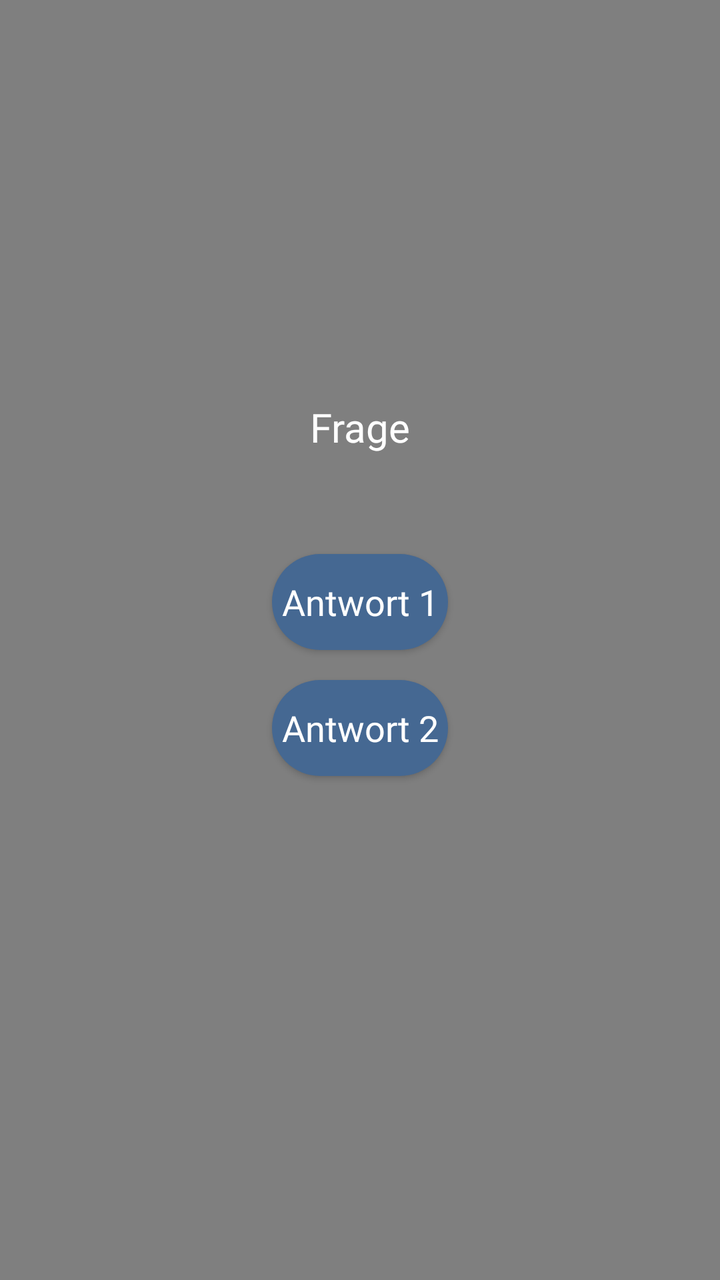
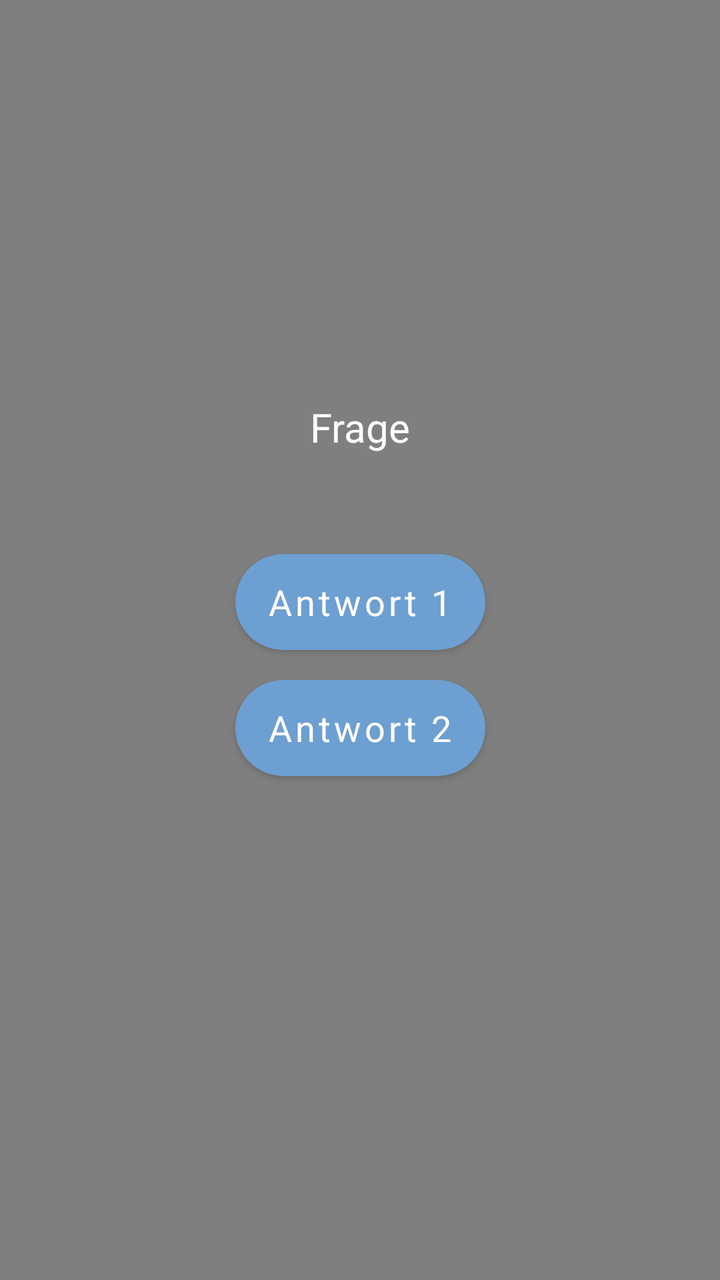

Two renders of the same Android screen: before a commit and after it. Below are the layout's source before the change and the commit's diff.
<!-- AndroidManifest.xml: activity theme Theme.QuizApplication -->
<!-- res/layout/activity_questions.xml -->
<?xml version="1.0" encoding="utf-8"?>
<androidx.constraintlayout.widget.ConstraintLayout
    xmlns:android="http://schemas.android.com/apk/res/android"
    xmlns:app="http://schemas.android.com/apk/res-auto"
    xmlns:tools="http://schemas.android.com/tools"
    android:id="@+id/main"
    android:layout_width="match_parent"
    android:layout_height="match_parent"
    android:background="@color/black"
    tools:context=".QuestionsActivity">

    <ImageView
        android:id="@+id/languageSwitcher"
        android:layout_width="30dp"
        android:layout_height="30dp"
        android:src="@drawable/language_icon"
        app:layout_constraintTop_toTopOf="parent"
        app:layout_constraintEnd_toEndOf="parent"
        android:layout_margin="16dp"
        android:contentDescription="@string/switch_language"/>

    <VideoView
        android:id="@+id/backgroundVideoView"
        android:layout_width="match_parent"
        android:layout_height="match_parent"
        app:layout_constraintBottom_toBottomOf="parent"
        app:layout_constraintEnd_toEndOf="parent"
        app:layout_constraintHorizontal_bias="0.0"
        app:layout_constraintStart_toStartOf="parent"
        app:layout_constraintTop_toTopOf="parent"
        app:layout_constraintVertical_bias="0.0" />


    <TextView
        android:id="@+id/question_text"
        android:layout_width="360dp"
        android:layout_height="wrap_content"
        android:layout_marginTop="200dp"
        android:layout_marginLeft="20dp"
        android:layout_marginRight="20dp"
        android:text="@string/question_text"
        android:textSize="20sp"
        android:textColor="@android:color/white"
        android:fontFamily="@font/inter_bold"
        app:layout_constraintTop_toTopOf="parent"
        app:layout_constraintStart_toStartOf="parent"
        app:layout_constraintEnd_toEndOf="parent"
        android:textAlignment="center"
        android:gravity="center"
        app:layout_constraintVertical_bias="0.4"
        android:maxLines="5" />

    <Button
        android:id="@+id/answer_button_1"
        android:layout_width="wrap_content"
        android:layout_height="wrap_content"
        android:layout_marginTop="50dp"
        android:textSize="18sp"
        android:textColor="@android:color/white"
        android:background="@drawable/button_design"
        android:fontFamily="@font/inter_bold"
        android:textAllCaps="false"
        android:text="@string/answer_button_1"
        app:layout_constraintTop_toBottomOf="@id/question_text"
        app:layout_constraintStart_toStartOf="parent"
        app:layout_constraintEnd_toEndOf="parent"
        app:layout_constraintHorizontal_bias="0.5"
        app:layout_constraintWidth_default="wrap"
        app:layout_constraintWidth_percent="0.8"/>

    <Button
        android:id="@+id/answer_button_2"
        android:layout_width="wrap_content"
        android:layout_height="wrap_content"
        android:layout_marginTop="15dp"
        android:textSize="18sp"
        android:textColor="@android:color/white"
        android:background="@drawable/button_design"
        android:backgroundTint="#456892"
        android:fontFamily="@font/inter_bold"
        android:textAllCaps="false"
        android:text="@string/answer_button_2"
        app:layout_constraintTop_toBottomOf="@id/answer_button_1"
        app:layout_constraintStart_toStartOf="parent"
        app:layout_constraintEnd_toEndOf="parent"
        app:layout_constraintHorizontal_bias="0.5"
        app:layout_constraintWidth_default="wrap"
        app:layout_constraintWidth_percent="0.8"/>

    <Button
        android:id="@+id/answer_button_3"
        android:layout_width="wrap_content"
        android:layout_height="wrap_content"
        android:layout_marginTop="15dp"
        android:textSize="18sp"
        android:textColor="@android:color/white"
        android:background="@drawable/button_design"
        android:backgroundTint="#456892"
        android:fontFamily="@font/inter_bold"
        android:textAllCaps="false"
        android:text="@string/answer_button_3"
        app:layout_constraintTop_toBottomOf="@id/answer_button_2"
        app:layout_constraintStart_toStartOf="parent"
        app:layout_constraintEnd_toEndOf="parent"
        app:layout_constraintHorizontal_bias="0.5"
        android:visibility="gone"
        app:layout_constraintWidth_default="wrap"
        app:layout_constraintWidth_percent="0.8"/>

    <Button
        android:id="@+id/answer_button_4"
        android:layout_width="wrap_content"
        android:layout_height="wrap_content"
        android:layout_marginTop="15dp"
        android:textSize="18sp"
        android:textColor="@android:color/white"
        android:background="@drawable/button_design"
        android:backgroundTint="#456892"
        android:fontFamily="@font/inter_bold"
        android:textAllCaps="false"
        android:text="@string/answer_button_4"
        app:layout_constraintTop_toBottomOf="@id/answer_button_3"
        app:layout_constraintStart_toStartOf="parent"
        app:layout_constraintEnd_toEndOf="parent"
        app:layout_constraintHorizontal_bias="0.5"
        android:visibility="gone"
        app:layout_constraintWidth_default="wrap"
        app:layout_constraintWidth_percent="0.8"/>

    <ImageView
        android:id="@+id/feedback_image"
        android:layout_width="0dp"
        android:layout_height="0dp"
        android:scaleType="fitCenter"
        android:visibility="gone"
        android:layout_margin="20dp"
        android:contentDescription="@string/feedback_image"
        app:layout_constraintTop_toTopOf="parent"
        app:layout_constraintBottom_toTopOf="@id/close_feedback_button"
        app:layout_constraintStart_toStartOf="parent"
        app:layout_constraintEnd_toEndOf="parent"/>

    <Button
        android:id="@+id/close_feedback_button"
        android:layout_width="wrap_content"
        android:layout_height="wrap_content"
        android:text="@string/close_feedback"
        android:background="@drawable/button_design"
        android:textColor="@android:color/white"
        app:layout_constraintTop_toBottomOf="@id/feedback_image"
        app:layout_constraintBottom_toBottomOf="parent"
        app:layout_constraintStart_toStartOf="parent"
        app:layout_constraintEnd_toEndOf="parent"
        android:visibility="gone"
        android:layout_marginBottom="20dp"/>

</androidx.constraintlayout.widget.ConstraintLayout>
<!-- resources referenced by this layout -->
<resources>
  <color name="black">#FF000000</color>
  <!-- drawable button_design (drawable) -->
  <?xml version="1.0" encoding="utf-8"?>
  <selector xmlns:android="http://schemas.android.com/apk/res/android">
      <item android:state_pressed="true">
          <shape>
              <corners android:radius="100dp"/>
              <solid android:color="@color/white"/>
          </shape>
      </item>
      <item>
          <shape>
              <corners android:radius="100dp"/>
              <solid android:color="#456892"/>
          </shape>
      </item>
  </selector>
  <!-- drawable language_icon: png bitmap (drawable, 14904 bytes) -->
  <string name="answer_button_1">Antwort 1</string>
  <string name="answer_button_2">Antwort 2</string>
  <string name="answer_button_3">Antwort 3</string>
  <string name="answer_button_4">Antwort 4</string>
  <string name="close_feedback">Schließen</string>
  <string name="feedback_image">Feedback Bild</string>
  <string name="question_text">Frage</string>
  <string name="switch_language">Sprache ändern</string>
  <style name="Theme.QuizApplication" parent="Theme.MaterialComponents.Light.NoActionBar" />
  <color name="white">#FFFFFFFF</color>
</resources>

<!-- the commit's change to res/layout/activity_questions.xml (unified diff, before → after) -->
@@ -9,15 +9,6 @@
     android:background="@color/black"
     tools:context=".QuestionsActivity">
 
-    <ImageView
-        android:id="@+id/languageSwitcher"
-        android:layout_width="30dp"
-        android:layout_height="30dp"
-        android:src="@drawable/language_icon"
-        app:layout_constraintTop_toTopOf="parent"
-        app:layout_constraintEnd_toEndOf="parent"
-        android:layout_margin="16dp"
-        android:contentDescription="@string/switch_language"/>
 
     <VideoView
         android:id="@+id/backgroundVideoView"
@@ -30,6 +21,42 @@
         app:layout_constraintTop_toTopOf="parent"
         app:layout_constraintVertical_bias="0.0" />
 
+    <TextView
+        android:id="@+id/percentage_text"
+        android:layout_width="wrap_content"
+        android:layout_height="wrap_content"
+        android:textSize="24sp"
+        android:textColor="@android:color/white"
+        android:gravity="center"
+        app:layout_constraintTop_toTopOf="parent"
+        app:layout_constraintStart_toStartOf="parent"
+        app:layout_constraintEnd_toEndOf="parent"
+        app:layout_constraintVertical_bias="0.3"/>
+
+    <ImageView
+        android:id="@+id/robot_completion"
+        android:layout_width="200dp"
+        android:layout_height="200dp"
+        android:src="@drawable/robot_completion"
+        android:layout_marginTop="330dp"
+        android:visibility="gone"
+        app:layout_constraintTop_toBottomOf="@id/percentage_text"
+        app:layout_constraintStart_toStartOf="parent"
+        app:layout_constraintEnd_toEndOf="parent" />
+
+    <TextView
+        android:id="@+id/completion_message"
+        android:layout_width="wrap_content"
+        android:layout_height="wrap_content"
+        android:textSize="18sp"
+        android:textColor="@android:color/white"
+        android:gravity="center"
+        android:layout_marginTop="400dp"
+        app:layout_constraintTop_toBottomOf="@id/robot_completion"
+        app:layout_constraintStart_toStartOf="parent"
+        app:layout_constraintEnd_toEndOf="parent"
+        app:layout_constraintBottom_toBottomOf="parent"
+        />
 
     <TextView
         android:id="@+id/question_text"
@@ -57,10 +84,10 @@
         android:layout_marginTop="50dp"
         android:textSize="18sp"
         android:textColor="@android:color/white"
-        android:background="@drawable/button_design"
         android:fontFamily="@font/inter_bold"
         android:textAllCaps="false"
         android:text="@string/answer_button_1"
+        android:background="@drawable/rounded_button_blue"
         app:layout_constraintTop_toBottomOf="@id/question_text"
         app:layout_constraintStart_toStartOf="parent"
         app:layout_constraintEnd_toEndOf="parent"
@@ -75,11 +102,10 @@
         android:layout_marginTop="15dp"
         android:textSize="18sp"
         android:textColor="@android:color/white"
-        android:background="@drawable/button_design"
-        android:backgroundTint="#456892"
         android:fontFamily="@font/inter_bold"
         android:textAllCaps="false"
         android:text="@string/answer_button_2"
+        android:background="@drawable/rounded_button_blue"
         app:layout_constraintTop_toBottomOf="@id/answer_button_1"
         app:layout_constraintStart_toStartOf="parent"
         app:layout_constraintEnd_toEndOf="parent"
@@ -94,11 +120,10 @@
         android:layout_marginTop="15dp"
         android:textSize="18sp"
         android:textColor="@android:color/white"
-        android:background="@drawable/button_design"
-        android:backgroundTint="#456892"
         android:fontFamily="@font/inter_bold"
         android:textAllCaps="false"
         android:text="@string/answer_button_3"
+        android:background="@drawable/rounded_button_blue"
         app:layout_constraintTop_toBottomOf="@id/answer_button_2"
         app:layout_constraintStart_toStartOf="parent"
         app:layout_constraintEnd_toEndOf="parent"
@@ -114,11 +139,10 @@
         android:layout_marginTop="15dp"
         android:textSize="18sp"
         android:textColor="@android:color/white"
-        android:background="@drawable/button_design"
-        android:backgroundTint="#456892"
         android:fontFamily="@font/inter_bold"
         android:textAllCaps="false"
         android:text="@string/answer_button_4"
+        android:background="@drawable/rounded_button_blue"
         app:layout_constraintTop_toBottomOf="@id/answer_button_3"
         app:layout_constraintStart_toStartOf="parent"
         app:layout_constraintEnd_toEndOf="parent"
@@ -145,7 +169,7 @@
         android:layout_width="wrap_content"
         android:layout_height="wrap_content"
         android:text="@string/close_feedback"
-        android:background="@drawable/button_design"
+        android:background="@drawable/rounded_button_blue"
         android:textColor="@android:color/white"
         app:layout_constraintTop_toBottomOf="@id/feedback_image"
         app:layout_constraintBottom_toBottomOf="parent"
<!-- resource entries referenced after the edit -->
@@ -1,23 +1,13 @@
 <!-- resources referenced by this layout -->
 <resources>
   <color name="black">#FF000000</color>
-  <!-- drawable button_design (drawable) -->
+  <!-- drawable robot_completion: png bitmap (drawable, 167948 bytes) -->
+  <!-- drawable rounded_button_blue (drawable) -->
   <?xml version="1.0" encoding="utf-8"?>
-  <selector xmlns:android="http://schemas.android.com/apk/res/android">
-      <item android:state_pressed="true">
-          <shape>
-              <corners android:radius="100dp"/>
-              <solid android:color="@color/white"/>
-          </shape>
-      </item>
-      <item>
-          <shape>
-              <corners android:radius="100dp"/>
-              <solid android:color="#456892"/>
-          </shape>
-      </item>
-  </selector>
-  <!-- drawable language_icon: png bitmap (drawable, 14904 bytes) -->
+  <shape xmlns:android="http://schemas.android.com/apk/res/android">
+      <solid android:color="#6D9FD2"/> 
+      <corners android:radius="100dp"/> 
+  </shape>
   <string name="answer_button_1">Antwort 1</string>
   <string name="answer_button_2">Antwort 2</string>
   <string name="answer_button_3">Antwort 3</string>
@@ -25,8 +15,20 @@
   <string name="close_feedback">Schließen</string>
   <string name="feedback_image">Feedback Bild</string>
   <string name="question_text">Frage</string>
-  <string name="switch_language">Sprache ändern</string>
-  <style name="Theme.QuizApplication" parent="Theme.MaterialComponents.Light.NoActionBar" />
-  <color name="white">#FFFFFFFF</color>
+  <style name="Theme.QuizApplication" parent="Theme.MaterialComponents.Light.NoActionBar">
+          
+          <item name="buttonStyle">@style/CustomButton</item>
+      </style>
+  <style name="CustomButton" parent="Widget.MaterialComponents.Button">
+          
+          <item name="backgroundTint">@null</item>
+          <item name="android:backgroundTint">@null</item>
+  
+          
+          <item name="android:background">@drawable/rounded_button_blue</item>
+  
+          
+          <item name="android:textColor">@android:color/white</item>
+      </style>
 </resources>
 
